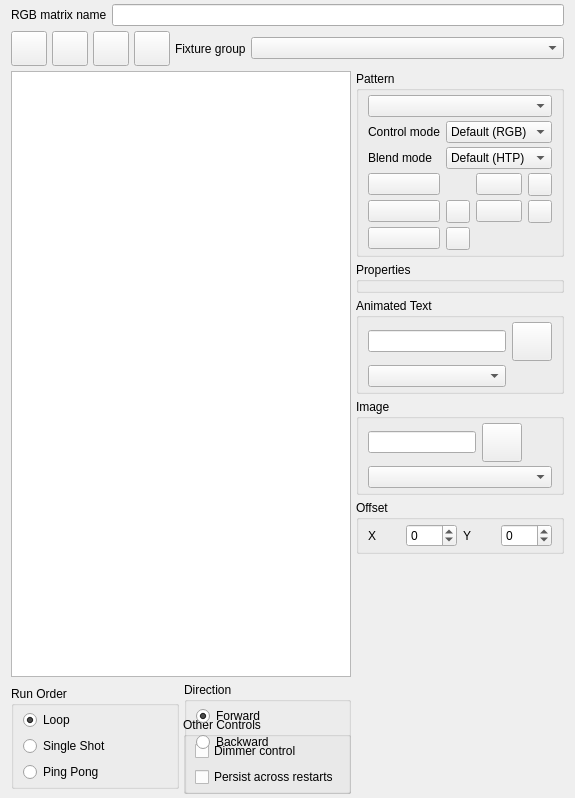
Old version of the form ui/src/rgbmatrixeditor.ui in the repository sandinak/qlcconsole.
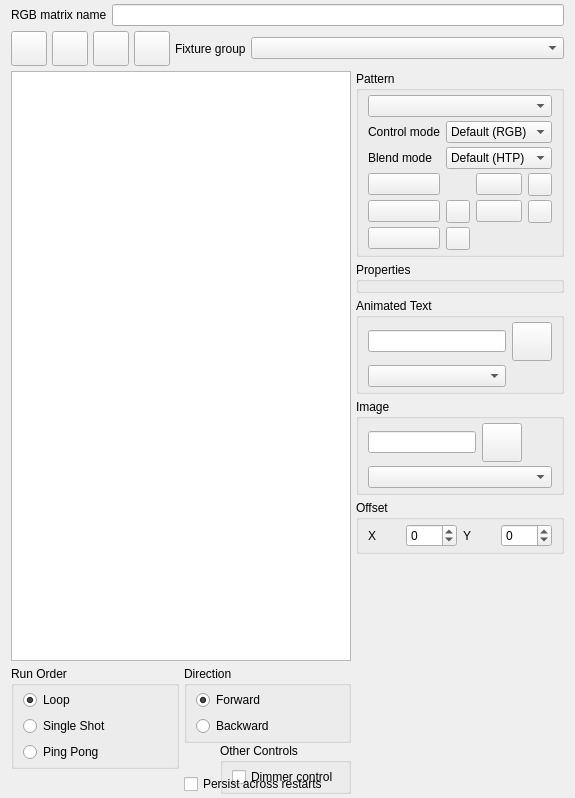
New version of the form. Icons and pictures are not drawn.

Commit message: fix: surface RGB Matrix "Persist across restarts" checkbox, aligned

What changed in the file:
```diff
--- a/ui/src/rgbmatrixeditor.ui
+++ b/ui/src/rgbmatrixeditor.ui
@@ -73,16 +73,6 @@
         </property>
        </widget>
       </item>
-      <item>
-       <widget class="QCheckBox" name="m_persistentCb">
-        <property name="toolTip">
-         <string>Keep the script running where it left off when this matrix stops and starts again (e.g. stepping between collections that both use it), instead of restarting it from the first frame. Use for long, slowly-evolving effects that must survive a scene change.</string>
-        </property>
-        <property name="text">
-         <string>Persist across restarts</string>
-        </property>
-       </widget>
-      </item>
      </layout>
     </widget>
    </item>
@@ -228,7 +218,7 @@
    </item>
    <item row="3" column="0" rowspan="2" colspan="4">
     <layout class="QGridLayout" name="gridLayout_6">
-     <item row="0" column="0">
+     <item row="0" column="0" alignment="Qt::AlignTop">
       <widget class="QGroupBox" name="m_runOrderGroup">
        <property name="sizePolicy">
         <sizepolicy hsizetype="Preferred" vsizetype="Maximum">
@@ -282,7 +272,7 @@
        </layout>
       </widget>
      </item>
-     <item row="0" column="1">
+     <item row="0" column="1" alignment="Qt::AlignTop">
       <widget class="QGroupBox" name="m_directionGroup">
        <property name="sizePolicy">
         <sizepolicy hsizetype="Preferred" vsizetype="Maximum">
@@ -323,24 +313,34 @@
           </property>
          </widget>
         </item>
-        <item>
-         <spacer name="verticalSpacer_2">
+       </layout>
+      </widget>
+     </item>
+     <item row="1" column="1" alignment="Qt::AlignTop">
+      <widget class="QCheckBox" name="m_persistentCb">
+       <property name="toolTip">
+        <string>Keep the script running where it left off when this matrix stops and starts again (e.g. stepping between collections that both use it), instead of restarting it from the first frame. Use for long, slowly-evolving effects that must survive a scene change.</string>
+       </property>
+       <property name="text">
+        <string>Persist across restarts</string>
+       </property>
+      </widget>
+     </item>
+     <item row="2" column="0" colspan="2">
+      <spacer name="verticalSpacer_dir">
           <property name="orientation">
            <enum>Qt::Vertical</enum>
           </property>
           <property name="sizeType">
-           <enum>QSizePolicy::Maximum</enum>
+        <enum>QSizePolicy::Expanding</enum>
           </property>
           <property name="sizeHint" stdset="0">
            <size>
             <width>20</width>
-            <height>35</height>
+         <height>0</height>
            </size>
           </property>
          </spacer>
-        </item>
-       </layout>
-      </widget>
      </item>
     </layout>
    </item>
```
Lines whose indentation alone changed are shown as unchanged.
